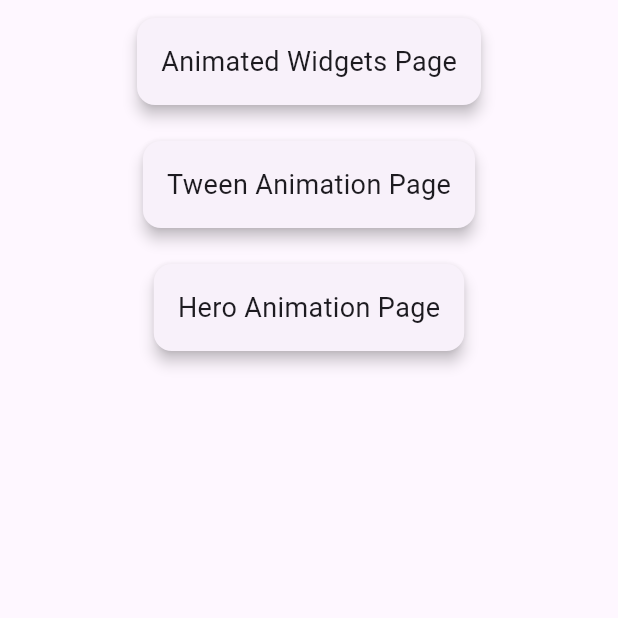
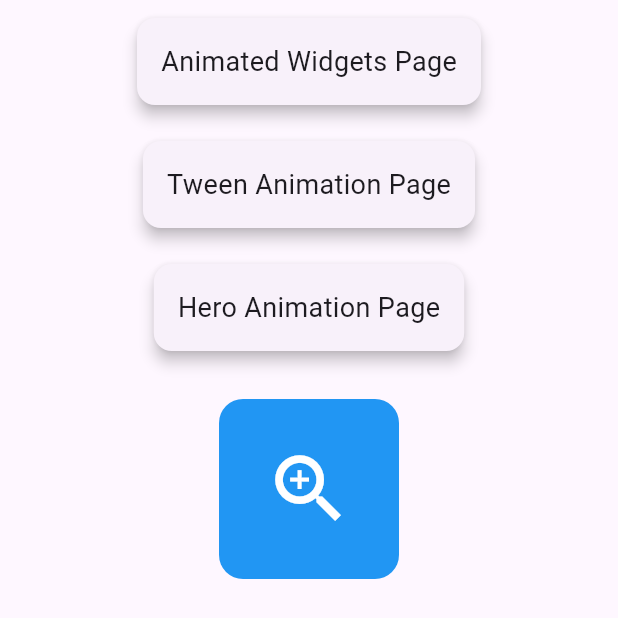
Before and after one commit to lightenexnv/FlutterAnimation, a Flutter app: the screen it shows after launch, on a phone screen of 412 x 824 dp. Shown: the top 618 px of the screen. Run offline on Flutter 3.47's test engine with Material 3 defaults, Android fonts, the phone set to English and light mode, and no system bars.

Commit message:
Hero Animation Page Added and also in home screen

```diff
--- a/lib/pages/HomePage.dart
+++ b/lib/pages/HomePage.dart
@@ -18,7 +18,22 @@ class _HomepageState extends State<Homepage> {
       children: [
         navigationCard(context: context, title: "Animated Widgets Page", destination: Animatedwidgets()),
         navigationCard(context: context, title: "Tween Animation Page", destination: Tweenanimation()),
-        navigationCard(context: context, title: "Hero Animation Page", destination: Heroanimation())
+        navigationCard(context: context, title: "Hero Animation Page", destination: Heroanimation()),
+        SizedBox(height: 20,),
+        GestureDetector(onTap: (){
+          Navigator.push(context, MaterialPageRoute(builder: (context)=> Heroanimation()));
+        },
+        child: Hero(tag: "hero-image",
+            child: Container(height: 120,width: 120,
+            decoration: BoxDecoration(
+              color: Colors.blue,
+              borderRadius: BorderRadius.circular(16)
+            ),child: Icon(Icons.zoom_in,
+                color: Colors.white,
+                    size: 60,),
+              )
+        ),
+        )
       ],
     )),
     );
```
Also changed, not shown: lib/pages/HeroAnimation.dart (+43 -1 lines).
